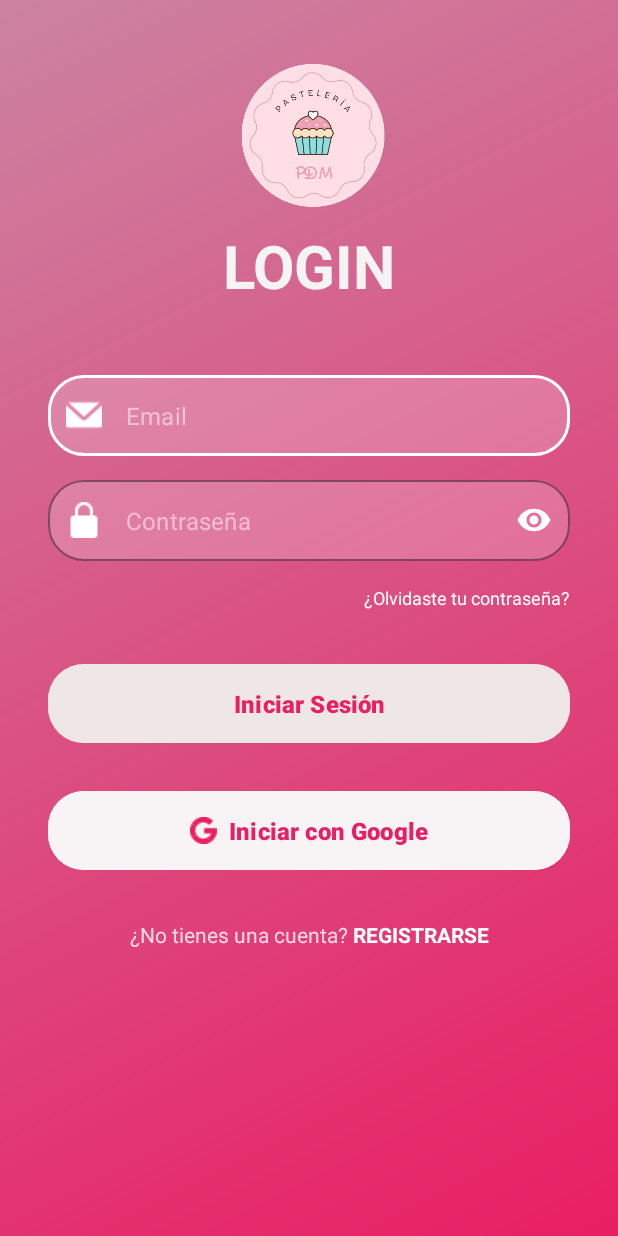
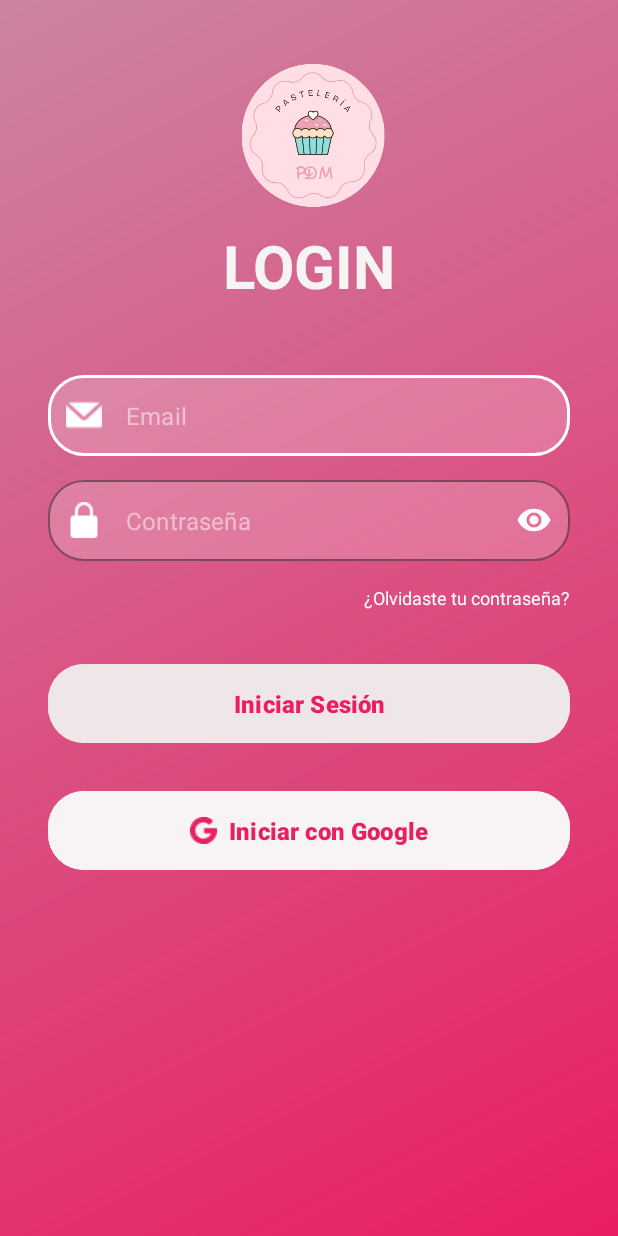
Before and after one commit to Meybell25/PateleriaPDM, an Android app: the screen it shows after launch (LoginActivity), on a phone screen of 412 x 824 dp. Run offline under Robolectric (Android 15) with nearby library versions, the phone set to English and light mode, and no system bars.

Commit message:
SUBIENDO CAMBIOS MINIMOS

```diff
--- a/app/src/main/java/com/example/pasteleriapdm/LoginActivity.java
+++ b/app/src/main/java/com/example/pasteleriapdm/LoginActivity.java
@@ -16,7 +16,7 @@ import com.google.android.material.textfield.TextInputEditText;
 
 public class LoginActivity extends AppCompatActivity {
 
-    public TextView lblRegistrarse;
+
 
     @Override
     protected void onCreate(Bundle savedInstanceState) {
@@ -28,10 +28,7 @@ public class LoginActivity extends AppCompatActivity {
             v.setPadding(systemBars.left, systemBars.top, systemBars.right, systemBars.bottom);
             return insets;
         });
-        lblRegistrarse = findViewById(R.id.lblRegistrarse);
-        lblRegistrarse.setOnClickListener(v ->{
-            Intent intent = new Intent(LoginActivity.this, RegisterActivity.class);
-            startActivity(intent);
-        });
+
+
     }
 }
--- a/app/src/main/res/layout/activity_login.xml
+++ b/app/src/main/res/layout/activity_login.xml
@@ -153,32 +153,6 @@
         app:layout_constraintStart_toStartOf="parent"
         app:layout_constraintTop_toBottomOf="@+id/btnIniciarSesion" />
 
-    <TextView
-        android:id="@+id/lblNoCuenta"
-        android:layout_width="wrap_content"
-        android:layout_height="19dp"
-        android:layout_marginTop="29dp"
-        android:text="¿No tienes una cuenta? "
-        android:textColor="#CCFFFFFF"
-        android:textSize="14sp"
-        app:layout_constraintEnd_toStartOf="@id/lblRegistrarse"
-        app:layout_constraintHorizontal_chainStyle="packed"
-        app:layout_constraintStart_toStartOf="parent"
-        app:layout_constraintTop_toBottomOf="@+id/btnIniciarSesionGoogle" />
-
-    <TextView
-        android:id="@+id/lblRegistrarse"
-        android:layout_width="wrap_content"
-        android:layout_height="wrap_content"
-        android:layout_marginTop="29dp"
-        android:text="REGISTRARSE"
-        android:textColor="@android:color/white"
-        android:textSize="14sp"
-        android:textStyle="bold"
-        app:layout_constraintEnd_toEndOf="parent"
-        app:layout_constraintStart_toEndOf="@id/lblNoCuenta"
-        app:layout_constraintTop_toBottomOf="@+id/btnIniciarSesionGoogle" />
-
     <ImageView
         android:id="@+id/imageView2"
         android:layout_width="122dp"
```
Also changed, not shown: app/src/main/java/com/example/pasteleriapdm/MainActivity.java (+5 -6 lines), app/src/main/java/com/example/pasteleriapdm/Models/Client.java (+0 -16 lines).
